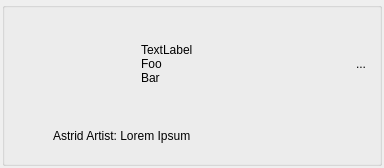
Above: resources/list_widget.ui from shotgunsoftware/tk-multi-loader2 before the change. Below: the same form after it.
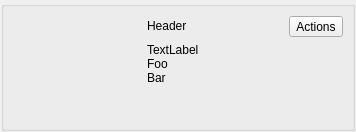
That is the form after the change. Icons and pictures are not drawn.

The edit to the form file:
```diff
--- a/resources/list_widget.ui
+++ b/resources/list_widget.ui
@@ -6,34 +6,26 @@
    <rect>
     <x>0</x>
     <y>0</y>
-    <width>384</width>
-    <height>168</height>
+    <width>356</width>
+    <height>132</height>
    </rect>
   </property>
   <property name="windowTitle">
    <string>Form</string>
   </property>
-  <layout class="QVBoxLayout" name="verticalLayout_2">
+  <layout class="QHBoxLayout" name="horizontalLayout_3">
    <property name="spacing">
-    <number>2</number>
+    <number>1</number>
    </property>
    <property name="margin">
-    <number>2</number>
+    <number>1</number>
    </property>
    <item>
     <widget class="QGroupBox" name="box">
      <property name="title">
       <string/>
      </property>
-     <layout class="QVBoxLayout" name="verticalLayout">
-      <property name="spacing">
-       <number>2</number>
-      </property>
-      <property name="margin">
-       <number>6</number>
-      </property>
-      <item>
-       <layout class="QHBoxLayout" name="horizontalLayout">
+     <layout class="QHBoxLayout" name="horizontalLayout_2">
         <item>
          <widget class="QLabel" name="thumbnail">
           <property name="minimumSize">
@@ -60,76 +52,50 @@
          </widget>
         </item>
         <item>
-         <widget class="QLabel" name="label">
-          <property name="text">
-           <string>TextLabel
-Foo
-Bar</string>
-          </property>
-          <property name="alignment">
-           <set>Qt::AlignLeading|Qt::AlignLeft|Qt::AlignVCenter</set>
+       <layout class="QVBoxLayout" name="verticalLayout">
+        <item>
+         <layout class="QHBoxLayout" name="horizontalLayout">
+          <item>
+           <widget class="QLabel" name="header_label">
+            <property name="sizePolicy">
+             <sizepolicy hsizetype="Preferred" vsizetype="Fixed">
+              <horstretch>0</horstretch>
+              <verstretch>0</verstretch>
+             </sizepolicy>
+            </property>
+            <property name="text">
+             <string>Header</string>
           </property>
          </widget>
         </item>
         <item>
          <widget class="QToolButton" name="button">
           <property name="text">
-           <string>...</string>
+             <string>Actions</string>
           </property>
           <property name="icon">
            <iconset resource="resources.qrc">
             <normaloff>:/res/down_arrow.png</normaloff>:/res/down_arrow.png</iconset>
           </property>
-          <property name="autoRaise">
-           <bool>true</bool>
+            <property name="toolButtonStyle">
+             <enum>Qt::ToolButtonTextBesideIcon</enum>
           </property>
          </widget>
         </item>
        </layout>
       </item>
       <item>
-       <layout class="QHBoxLayout" name="horizontalLayout_2">
-        <item>
-         <widget class="QLabel" name="artist_thumbnail">
-          <property name="minimumSize">
-           <size>
-            <width>40</width>
-            <height>40</height>
-           </size>
-          </property>
-          <property name="maximumSize">
-           <size>
-            <width>21</width>
-            <height>40</height>
-           </size>
-          </property>
-          <property name="styleSheet">
-           <string notr="true"/>
-          </property>
-          <property name="text">
-           <string/>
-          </property>
-          <property name="pixmap">
-           <pixmap resource="resources.qrc">:/res/default_user_thumb.png</pixmap>
-          </property>
-          <property name="scaledContents">
-           <bool>true</bool>
-          </property>
-          <property name="alignment">
-           <set>Qt::AlignHCenter|Qt::AlignTop</set>
-          </property>
-         </widget>
-        </item>
-        <item>
-         <widget class="QLabel" name="artist_label">
+         <widget class="QLabel" name="body_label">
           <property name="sizePolicy">
-           <sizepolicy hsizetype="Expanding" vsizetype="Maximum">
+           <sizepolicy hsizetype="Preferred" vsizetype="Expanding">
             <horstretch>0</horstretch>
             <verstretch>0</verstretch>
            </sizepolicy>
           </property>
           <property name="text">
-           <string>Astrid Artist: Lorem Ipsum</string>
+           <string>TextLabel
+Foo
+Bar</string>
           </property>
           <property name="alignment">
            <set>Qt::AlignLeading|Qt::AlignLeft|Qt::AlignTop</set>
```
Left out of the diff: 2 changed lines with no effect on the pictures. Lines whose indentation alone changed are shown as unchanged.
